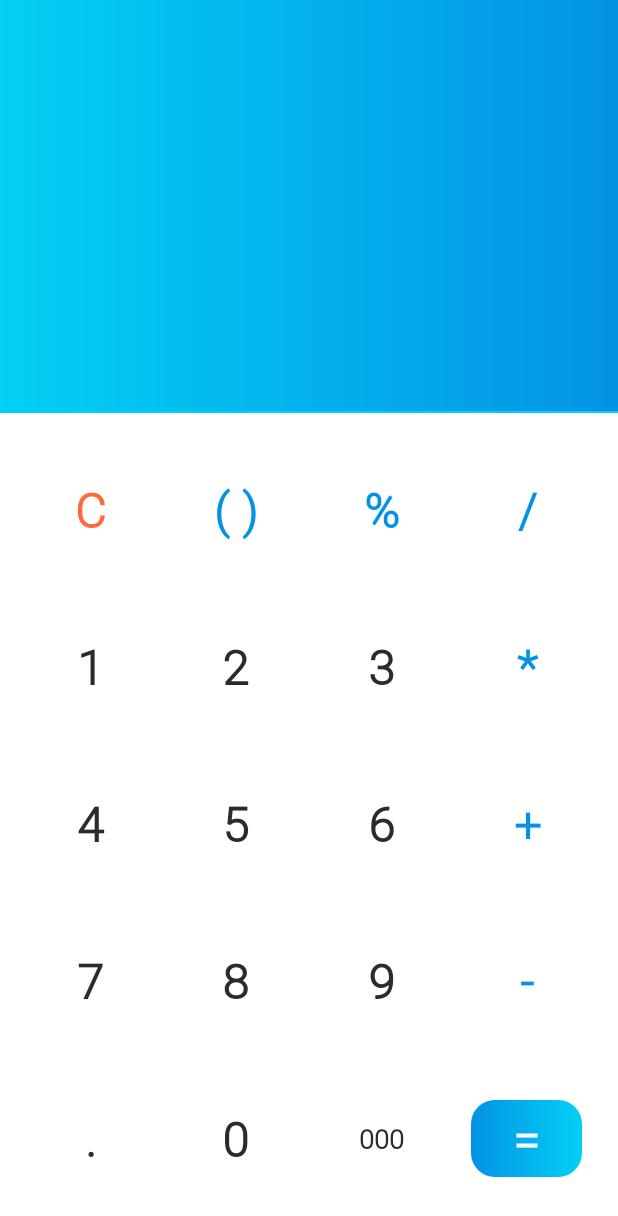
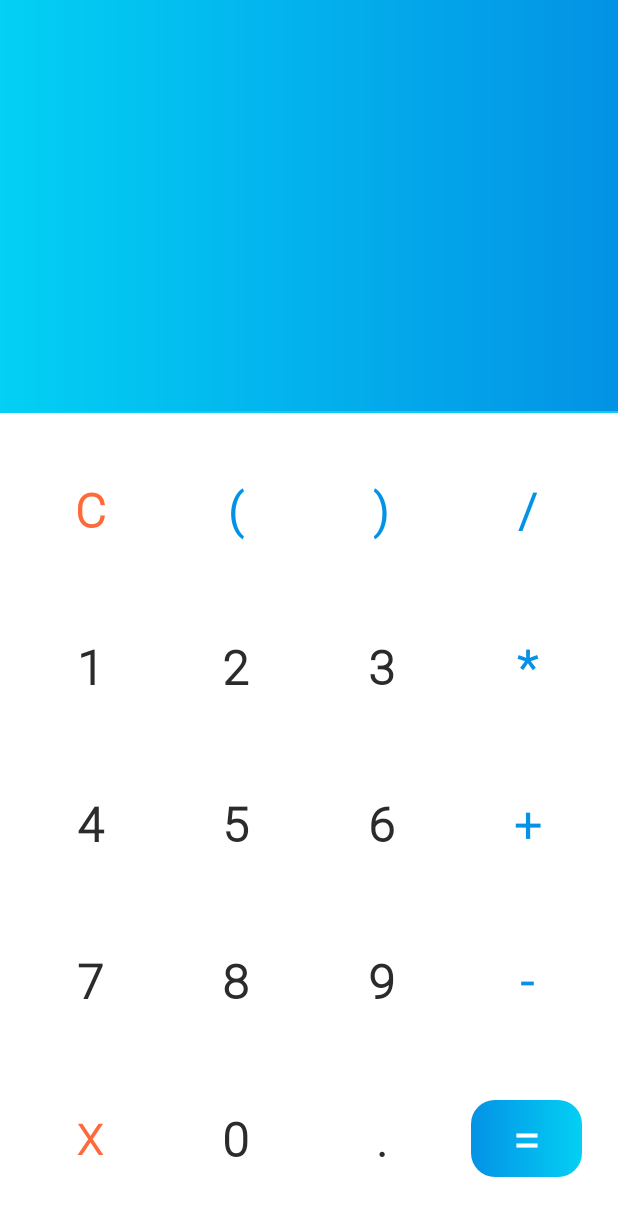
Before and after one commit to FatemehVarmaghani/calculator, an Android app: the layout activity_main.xml on its own in the app's theme, with its tools: preview values and no code run, on a phone screen of 412 x 824 dp. Shown: the top 1216 px of the screen. Run offline under Robolectric (Android 15) with nearby library versions, the phone set to English and light mode, and no system bars.

Commit message:
initial commit (UI completed)

```diff
--- a/app/src/main/res/layout/activity_main.xml
+++ b/app/src/main/res/layout/activity_main.xml
@@ -93,7 +93,7 @@
                 android:textStyle="bold" />
 
             <Button
-                android:id="@+id/btn_parenthesis"
+                android:id="@+id/btn_parenthesis_open"
                 android:layout_width="0dp"
                 android:layout_height="match_parent"
                 android:layout_weight="1"
@@ -102,13 +102,13 @@
                 android:focusable="true"
                 android:fontFamily="@font/roboto_light"
                 android:gravity="center"
-                android:text="( )"
+                android:text="("
                 android:textColor="?attr/colorOnSurface"
                 android:textSize="32sp"
                 android:textStyle="bold" />
 
             <Button
-                android:id="@+id/btn_percent"
+                android:id="@+id/btn_parenthesis_close"
                 android:layout_width="0dp"
                 android:layout_height="match_parent"
                 android:layout_weight="1"
@@ -118,7 +118,7 @@
                 android:focusable="true"
                 android:fontFamily="@font/roboto_light"
                 android:gravity="center"
-                android:text="%"
+                android:text=")"
                 android:textColor="?attr/colorOnSurface"
                 android:textSize="32sp"
                 android:textStyle="bold" />
@@ -352,7 +352,7 @@
             android:weightSum="4">
 
             <Button
-                android:id="@+id/btn_floating_point"
+                android:id="@+id/btn_backspace"
                 android:layout_width="0dp"
                 android:layout_height="match_parent"
                 android:layout_weight="1"
@@ -361,10 +361,11 @@
                 android:focusable="true"
                 android:fontFamily="@font/roboto_light"
                 android:gravity="center"
-                android:text="."
-                android:textColor="?attr/colorOnSecondary"
-                android:textSize="32sp"
+                android:text="X"
+                android:textColor="?attr/colorOnPrimaryContainer"
+                android:textSize="28sp"
                 android:textStyle="bold" />
+
 
             <Button
                 android:id="@+id/btn_0"
@@ -382,7 +383,7 @@
                 android:textStyle="bold" />
 
             <Button
-                android:id="@+id/btn_000"
+                android:id="@+id/btn_floating_point"
                 android:layout_width="0dp"
                 android:layout_height="match_parent"
                 android:layout_weight="1"
@@ -391,9 +392,9 @@
                 android:focusable="true"
                 android:fontFamily="@font/roboto_light"
                 android:gravity="center"
-                android:text="000"
+                android:text="."
                 android:textColor="?attr/colorOnSecondary"
-                android:textSize="18sp"
+                android:textSize="32sp"
                 android:textStyle="bold" />
 
             <FrameLayout
```
